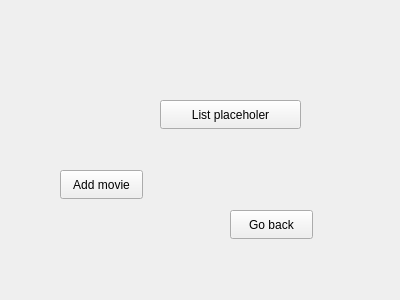
This is FilmManager/movielistviewwidget.ui in Zachaly/Jipp_Projekt_ZS_NS as Qt 5 draws it before an edit. The edited form follows.
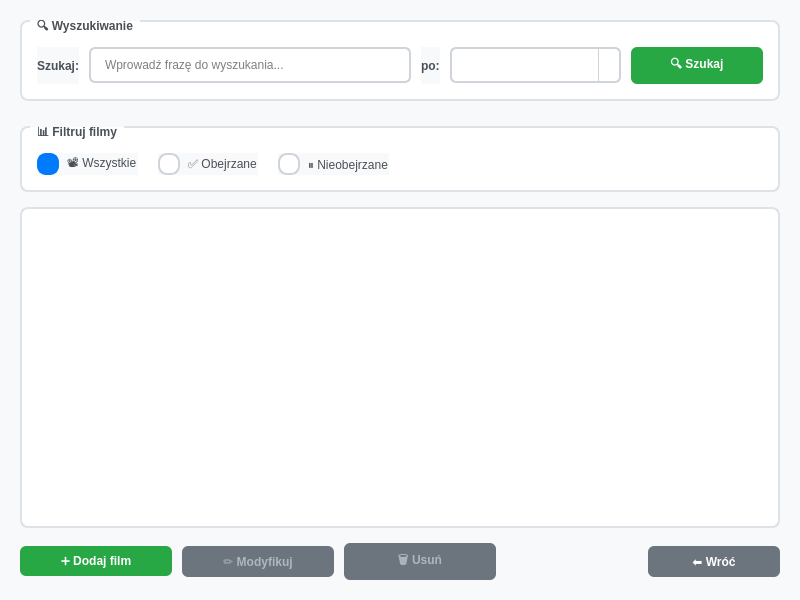
This is the edited form. Icons and pictures are not drawn.

Commit message: Feature/add movie management (#7)

```diff
--- a/FilmManager/movielistviewwidget.ui
+++ b/FilmManager/movielistviewwidget.ui
@@ -6,52 +6,470 @@
    <rect>
     <x>0</x>
     <y>0</y>
-    <width>400</width>
-    <height>300</height>
+    <width>800</width>
+    <height>600</height>
    </rect>
   </property>
   <property name="windowTitle">
    <string>Form</string>
   </property>
-  <widget class="QPushButton" name="listPlaceholderButton">
-   <property name="geometry">
-    <rect>
-     <x>160</x>
-     <y>100</y>
-     <width>141</width>
-     <height>29</height>
-    </rect>
+  <property name="styleSheet">
+   <string>QWidget {
+    background-color: #f8f9fa;
+    font-family: 'Segoe UI', Arial, sans-serif;
+}
+
+QGroupBox {
+    font-weight: bold;
+    border: 2px solid #dee2e6;
+    border-radius: 8px;
+    margin-top: 1ex;
+    padding-top: 10px;
+    background-color: white;
+}
+
+QGroupBox::title {
+    subcontrol-origin: margin;
+    left: 10px;
+    padding: 0 5px 0 5px;
+    color: #495057;
+}
+
+QPushButton {
+    background-color: #007bff;
+    color: white;
+    border: none;
+    padding: 8px 16px;
+    border-radius: 6px;
+    font-weight: bold;
+    min-width: 80px;
+}
+
+QPushButton:hover {
+    background-color: #0056b3;
+}
+
+QPushButton:pressed {
+    background-color: #004085;
+}
+
+QPushButton:disabled {
+    background-color: #6c757d;
+    color: #adb5bd;
+}
+
+QLineEdit {
+    border: 2px solid #ced4da;
+    border-radius: 6px;
+    padding: 8px 12px;
+    background-color: white;
+    selection-background-color: #007bff;
+}
+
+QLineEdit:focus {
+    border-color: #007bff;
+    outline: none;
+}
+
+QComboBox {
+    border: 2px solid #ced4da;
+    border-radius: 6px;
+    padding: 8px 12px;
+    background-color: white;
+    min-width: 120px;
+}
+
+QComboBox:focus {
+    border-color: #007bff;
+}
+
+QComboBox::drop-down {
+    subcontrol-origin: padding;
+    subcontrol-position: top right;
+    width: 20px;
+    border-left-width: 1px;
+    border-left-color: #ced4da;
+    border-left-style: solid;
+    border-top-right-radius: 6px;
+    border-bottom-right-radius: 6px;
+}
+
+QComboBox::down-arrow {
+    image: url(:/icons/arrow-down.png);
+    width: 12px;
+    height: 12px;
+}
+
+QRadioButton {
+    spacing: 8px;
+    color: #495057;
+    font-weight: normal;
+}
+
+QRadioButton::indicator {
+    width: 18px;
+    height: 18px;
+}
+
+QRadioButton::indicator:unchecked {
+    border: 2px solid #ced4da;
+    border-radius: 9px;
+    background-color: white;
+}
+
+QRadioButton::indicator:checked {
+    border: 2px solid #007bff;
+    border-radius: 9px;
+    background-color: #007bff;
+}
+
+QRadioButton::indicator:checked:hover {
+    background-color: #0056b3;
+    border-color: #0056b3;
+}
+
+QLabel {
+    color: #495057;
+    font-weight: normal;
+}</string>
+  </property>
+  <layout class="QVBoxLayout" name="mainLayout">
+   <property name="spacing">
+    <number>15</number>
    </property>
-   <property name="text">
-    <string>List placeholer</string>
+   <property name="leftMargin">
+    <number>20</number>
    </property>
-  </widget>
-  <widget class="QPushButton" name="addMovieButton">
-   <property name="geometry">
-    <rect>
-     <x>60</x>
-     <y>170</y>
-     <width>83</width>
-     <height>29</height>
-    </rect>
+   <property name="topMargin">
+    <number>20</number>
    </property>
-   <property name="text">
-    <string>Add movie</string>
+   <property name="rightMargin">
+    <number>20</number>
    </property>
-  </widget>
-  <widget class="QPushButton" name="goBackButton">
-   <property name="geometry">
-    <rect>
-     <x>230</x>
-     <y>210</y>
-     <width>83</width>
-     <height>29</height>
-    </rect>
+   <property name="bottomMargin">
+    <number>20</number>
    </property>
-   <property name="text">
-    <string>Go back</string>
-   </property>
-  </widget>
+   <item>
+    <widget class="QGroupBox" name="searchGroupBox">
+     <property name="title">
+      <string>🔍 Wyszukiwanie</string>
+     </property>
+     <property name="styleSheet">
+      <string>QGroupBox {
+    margin-bottom: 10px;
+}</string>
+     </property>
+     <layout class="QHBoxLayout" name="searchLayout">
+      <property name="spacing">
+       <number>10</number>
+      </property>
+      <property name="leftMargin">
+       <number>15</number>
+      </property>
+      <property name="topMargin">
+       <number>15</number>
+      </property>
+      <property name="rightMargin">
+       <number>15</number>
+      </property>
+      <property name="bottomMargin">
+       <number>15</number>
+      </property>
+      <item>
+       <widget class="QLabel" name="label">
+        <property name="text">
+         <string>Szukaj:</string>
+        </property>
+        <property name="styleSheet">
+         <string>font-weight: bold;</string>
+        </property>
+       </widget>
+      </item>
+      <item>
+       <widget class="QLineEdit" name="searchLineEdit">
+        <property name="placeholderText">
+         <string>Wprowadź frazę do wyszukania...</string>
+        </property>
+        <property name="styleSheet">
+         <string>QLineEdit {
+    min-width: 250px;
+}</string>
+        </property>
+       </widget>
+      </item>
+      <item>
+       <widget class="QLabel" name="label_2">
+        <property name="text">
+         <string>po:</string>
+        </property>
+        <property name="styleSheet">
+         <string>font-weight: bold;</string>
+        </property>
+       </widget>
+      </item>
+      <item>
+       <widget class="QComboBox" name="searchTypeComboBox">
+        <property name="minimumSize">
+         <size>
+          <width>150</width>
+          <height>0</height>
+         </size>
+        </property>
+       </widget>
+      </item>
+      <item>
+       <widget class="QPushButton" name="searchButton">
+        <property name="text">
+         <string>🔍 Szukaj</string>
+        </property>
+        <property name="styleSheet">
+         <string>QPushButton {
+    background-color: #28a745;
+    min-width: 100px;
+}
+
+QPushButton:hover {
+    background-color: #218838;
+}
+
+QPushButton:pressed {
+    background-color: #1e7e34;
+}</string>
+        </property>
+       </widget>
+      </item>
+     </layout>
+    </widget>
+   </item>
+   <item>
+    <widget class="QGroupBox" name="filterGroupBox">
+     <property name="title">
+      <string>📊 Filtruj filmy</string>
+     </property>
+     <layout class="QHBoxLayout" name="filterLayout">
+      <property name="spacing">
+       <number>20</number>
+      </property>
+      <property name="leftMargin">
+       <number>15</number>
+      </property>
+      <property name="topMargin">
+       <number>15</number>
+      </property>
+      <property name="rightMargin">
+       <number>15</number>
+      </property>
+      <property name="bottomMargin">
+       <number>15</number>
+      </property>
+      <item>
+       <widget class="QRadioButton" name="allMoviesRadio">
+        <property name="text">
+         <string>📽️ Wszystkie</string>
+        </property>
+        <property name="checked">
+         <bool>true</bool>
+        </property>
+       </widget>
+      </item>
+      <item>
+       <widget class="QRadioButton" name="watchedMoviesRadio">
+        <property name="text">
+         <string>✅ Obejrzane</string>
+        </property>
+       </widget>
+      </item>
+      <item>
+       <widget class="QRadioButton" name="unwatchedMoviesRadio">
+        <property name="text">
+         <string>⏸️ Nieobejrzane</string>
+        </property>
+       </widget>
+      </item>
+      <item>
+       <spacer name="horizontalSpacer">
+        <property name="orientation">
+         <enum>Qt::Horizontal</enum>
+        </property>
+        <property name="sizeHint" stdset="0">
+         <size>
+          <width>40</width>
+          <height>20</height>
+         </size>
+        </property>
+       </spacer>
+      </item>
+     </layout>
+    </widget>
+   </item>
+   <item>
+    <widget class="QListWidget" name="movieListWidget">
+     <property name="selectionMode">
+      <enum>QAbstractItemView::SingleSelection</enum>
+     </property>
+     <property name="alternatingRowColors">
+      <bool>true</bool>
+     </property>
+     <property name="styleSheet">
+      <string>QListWidget {
+    outline: none;
+    border: 2px solid #dee2e6;
+    border-radius: 8px;
+    background-color: white;
+    selection-background-color: #e6f3ff;
+}
+
+QListWidget::item {
+    padding: 12px;
+    border-bottom: 1px solid #eee;
+    min-height: 80px;
+    margin: 2px;
+    border-radius: 6px;
+}
+
+QListWidget::item:selected {
+    background-color: #e6f3ff;
+    color: black;
+    border: 2px solid #007bff;
+}
+
+QListWidget::item:hover {
+    background-color: #f8f9fa;
+    border: 1px solid #dee2e6;
+}
+
+QListWidget::item:selected:hover {
+    background-color: #cce7ff;
+    border: 2px solid #0056b3;
+}</string>
+     </property>
+     <property name="spacing">
+      <number>5</number>
+     </property>
+    </widget>
+   </item>
+   <item>
+    <layout class="QHBoxLayout" name="buttonLayout">
+     <property name="spacing">
+      <number>10</number>
+     </property>
+     <item>
+      <widget class="QPushButton" name="addButton">
+       <property name="text">
+        <string>➕ Dodaj film</string>
+       </property>
+       <property name="styleSheet">
+        <string>QPushButton {
+    background-color: #28a745;
+    min-width: 120px;
+}
+
+QPushButton:hover {
+    background-color: #218838;
+}
+
+QPushButton:pressed {
+    background-color: #1e7e34;
+}</string>
+       </property>
+      </widget>
+     </item>
+     <item>
+      <widget class="QPushButton" name="modifyButton">
+       <property name="text">
+        <string>✏️ Modyfikuj</string>
+       </property>
+       <property name="enabled">
+        <bool>false</bool>
+       </property>
+       <property name="styleSheet">
+        <string>QPushButton {
+    background-color: #ffc107;
+    color: #212529;
+    min-width: 120px;
+}
+
+QPushButton:hover {
+    background-color: #e0a800;
+}
+
+QPushButton:pressed {
+    background-color: #d39e00;
+}
+
+QPushButton:disabled {
+    background-color: #6c757d;
+    color: #adb5bd;
+}</string>
+       </property>
+      </widget>
+     </item>
+     <item>
+      <widget class="QPushButton" name="removeButton">
+       <property name="text">
+        <string>🗑️ Usuń</string>
+       </property>
+       <property name="enabled">
+        <bool>false</bool>
+       </property>
+       <property name="styleSheet">
+        <string>QPushButton {
+    background-color: #dc3545;
+    min-width: 120px;
+}
+
+QPushButton:hover {
+    background-color: #c82333;
+}
+
+QPushButton:pressed {
+    background-color: #bd2130;
+}
+
+QPushButton:disabled {
+    background-color: #6c757d;
+    color: #adb5bd;
+}</string>
+       </property>
+      </widget>
+     </item>
+     <item>
+      <spacer name="horizontalSpacer_2">
+       <property name="orientation">
+        <enum>Qt::Horizontal</enum>
+       </property>
+       <property name="sizeHint" stdset="0">
+        <size>
+         <width>40</width>
+         <height>20</height>
+        </size>
+       </property>
+      </spacer>
+     </item>
+     <item>
+      <widget class="QPushButton" name="goBackButton">
+       <property name="text">
+        <string>⬅️ Wróć</string>
+       </property>
+       <property name="styleSheet">
+        <string>QPushButton {
+    background-color: #6c757d;
+    min-width: 100px;
+}
+
+QPushButton:hover {
+    background-color: #5a6268;
+}
+
+QPushButton:pressed {
+    background-color: #545b62;
+}</string>
+       </property>
+      </widget>
+     </item>
+    </layout>
+   </item>
+  </layout>
  </widget>
  <resources/>
  <connections/>
```
Left out of the diff: 125 changed lines with no effect on the pictures. The commit also changes 24 other files.
